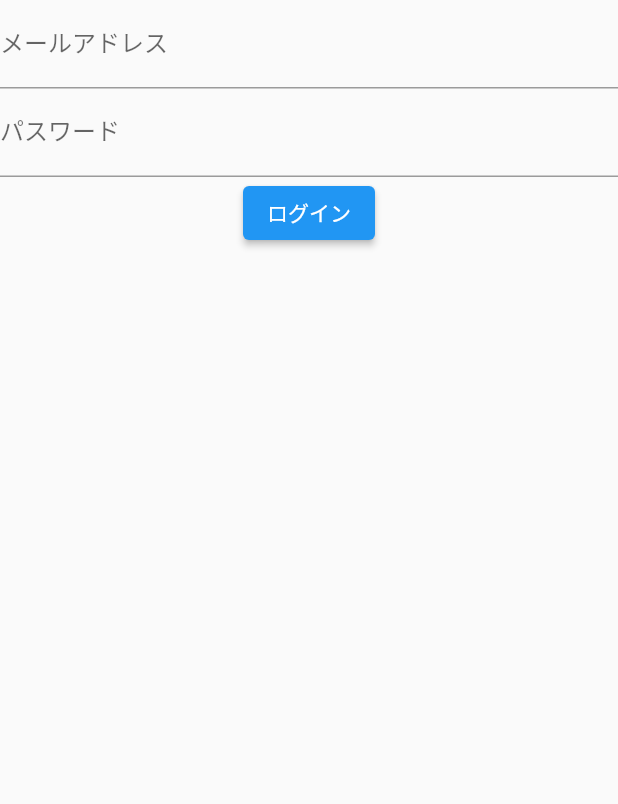
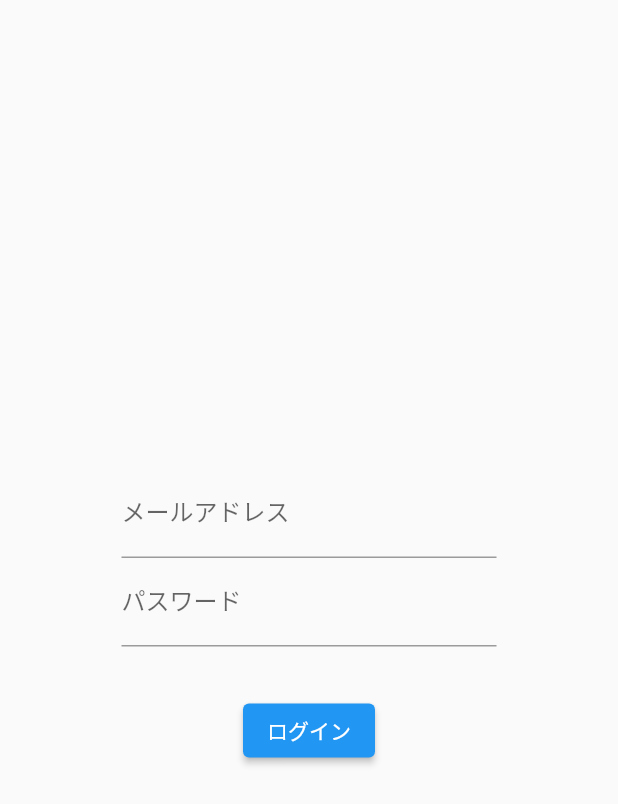
Before and after one commit to InoueSeishiro/PhotoGallery, a Flutter app: the screen it shows after launch, on a phone screen of 412 x 824 dp. Shown: the top 804 px of the screen. Run offline on Flutter 3.47's test engine with Material 2 defaults, Android fonts, the phone set to English and light mode, and no system bars; our stand-ins replace firebase_auth, firebase_core; accounts and stored records are empty; statements that could not run were skipped.

Commit message:
base structure

```diff
--- /dev/null
+++ b/lib/Views/login.dart
@@ -0,0 +1,83 @@
+import 'package:flutter/material.dart';
+
+import 'package:firebase_auth/firebase_auth.dart';
+
+class LoginPage extends StatefulWidget{
+  const LoginPage({Key? key}) : super(key: key);
+
+  @override
+  _LoginPageState createState() => _LoginPageState();
+}
+
+class _LoginPageState extends State<LoginPage>{
+  String message = "";
+  final addressController = TextEditingController();
+  final passwordController = TextEditingController();
+
+  final FirebaseAuth auth = FirebaseAuth.instance;
+
+  @override
+  void dispose(){
+    addressController.dispose();
+    passwordController.dispose();
+    super.dispose();
+  }
+
+  @override
+  Widget build(BuildContext context) {
+    return Scaffold(
+      body: Center(
+        child: Container(
+          width: 250,
+          child: Column(
+            mainAxisSize: MainAxisSize.min,
+            children: [
+              TextFormField(
+                decoration: const InputDecoration(labelText: "メールアドレス"),
+                controller: addressController,
+              ),
+              TextFormField(
+                decoration: const InputDecoration(labelText: "パスワード"),
+                controller: passwordController,
+                obscureText: true,
+              ),
+              Container(
+                padding: EdgeInsets.all(10),
+                child: Text(
+                  message,
+                  style: TextStyle(color: Colors.red, fontSize: 10),
+                ),
+              ),
+              Container(
+                child: ElevatedButton(
+                  onPressed: () async {
+                    try {
+                      UserCredential result = await auth.signInWithEmailAndPassword(
+                        email: addressController.text,
+                        password: passwordController.text,
+                      );
+                      setState(() {
+                        addressController.clear();
+                        passwordController.clear();
+                      });
+                      Navigator.pushNamed(context, '/user');
+                    }catch(e){
+                      setState(() {
+                        message = "ログインに失敗しました。";
+                      });
+                    }
+                  },
+                  child: const Text("ログイン"),
+                  style: ElevatedButton.styleFrom(
+                    primary: Colors.blue,
+                    onPrimary: Colors.white,
+                  ),
+                )
+              )
+            ],
+          )
+        )
+      ),
+    );
+  }
+}
--- a/lib/login.dart
+++ /dev/null
@@ -1,60 +0,0 @@
-import 'package:flutter/material.dart';
-
-import 'package:firebase_auth/firebase_auth.dart';
-
-class Login extends StatefulWidget{
-  const Login({Key? key}) : super(key: key);
-
-  @override
-  _LoginState createState() => _LoginState();
-}
-
-class _LoginState extends State<Login>{
-  String address = "";
-  String password = "";
-
-  final FirebaseAuth auth = FirebaseAuth.instance;
-
-  @override
-  Widget build(BuildContext context) {
-    return Scaffold(
-      body: Center(
-        child: Column(
-          children: [
-            TextFormField(
-              decoration: const InputDecoration(labelText: "メールアドレス"),
-              onChanged: (String value) {
-                setState(() {
-                  address = value;
-                });
-              },
-            ),
-            TextFormField(
-              decoration: const InputDecoration(labelText: "パスワード"),
-              obscureText: true,
-              onChanged: (String value) {
-                setState(() {
-                  password = value;
-                });
-              },
-            ),
-            ElevatedButton(
-                onPressed: () async {
-                  UserCredential result = await auth.signInWithEmailAndPassword(
-                    email: address,
-                    password: password,
-                  );
-                  Navigator.pushNamed(context, '/home');
-                },
-                child: const Text("ログイン"),
-                style: ElevatedButton.styleFrom(
-                  primary: Colors.blue,
-                  onPrimary: Colors.white,
-                ),
-            )
-          ],
-        )
-      ),
-    );
-  }
-}
--- a/lib/main.dart
+++ b/lib/main.dart
@@ -1,8 +1,9 @@
 import 'package:flutter/material.dart';
-import 'package:photo_gallery/home.dart';
-import 'package:photo_gallery/login.dart';
+import 'package:photo_gallery/Views/login.dart';
+import 'package:photo_gallery/Views/user.dart';
+import 'package:photo_gallery/Views/admin.dart';
 
-import 'package:photo_gallery/firebase_options.dart';
+import 'package:photo_gallery/Firebase/firebase_options.dart';
 import 'package:firebase_core/firebase_core.dart';
 import 'package:firebase_auth/firebase_auth.dart';
 
@@ -18,13 +19,14 @@
   @override
   Widget build(BuildContext context) {
     return MaterialApp(
-      title: 'Flutter Demo',
+      title: 'PhotoGallery',
       theme: ThemeData(
         primarySwatch: Colors.blue,
       ),
-      home: const Login(),
+      home: const LoginPage(),
       routes: {
-        '/home' : (context) => Home(),
+        '/user' : (context) => UserPage(),
+        '/admin' : (context) => AdminPage(),
       },
     );
   }
```
Also changed, not shown: lib/Views/admin.dart (added, +14 -0 lines), lib/Views/user.dart (added, +14 -0 lines), lib/home.dart (deleted, +0 -12 lines), lib/Firebase/firebase_options.dart (renamed from lib/firebase_options.dart), 2 other files.
